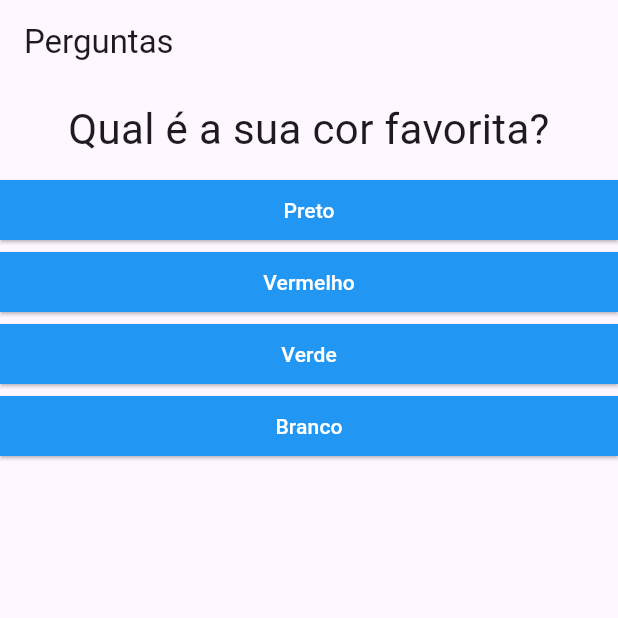
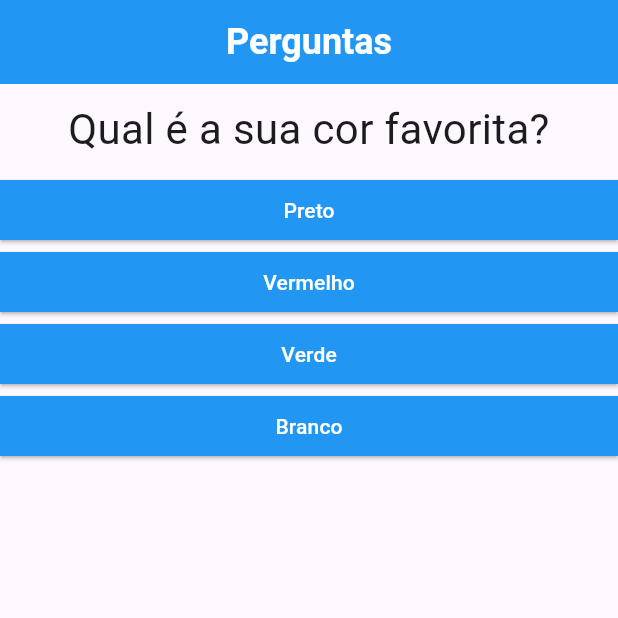
Before and after one commit to LucasLimaAmaral/Projeto_perguntas, a Flutter app: the screen it shows after launch, on a phone screen of 412 x 824 dp, the top half of it. Run offline on Flutter 3.47's test engine with Material 3 defaults, Android fonts, the phone set to English and light mode, and no system bars.

Commit message:
estilizacao AppBar

```diff
--- a/lib/main.dart
+++ b/lib/main.dart
@@ -53,6 +53,15 @@ class _PerguntaAppState extends State<PerguntaApp>{
 
         appBar: AppBar(
           title: Text('Perguntas'),
+          centerTitle: true,
+          backgroundColor: Colors.blue,
+
+          titleTextStyle: TextStyle(
+            fontSize: 24.0,
+            fontWeight: FontWeight.bold,
+            color: Colors.white
+          ),
+
         ),
 
         body: temPerguntaSelecionada ? Column(
```
